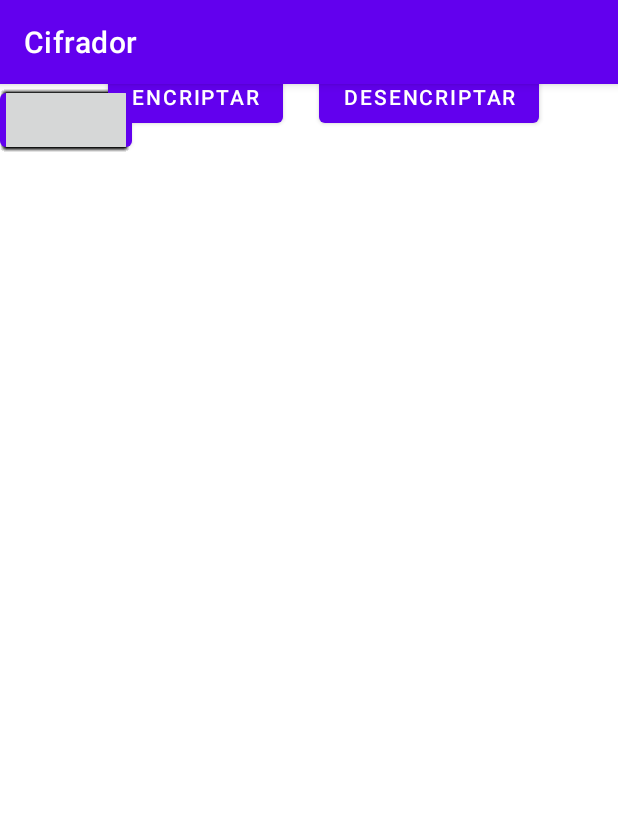
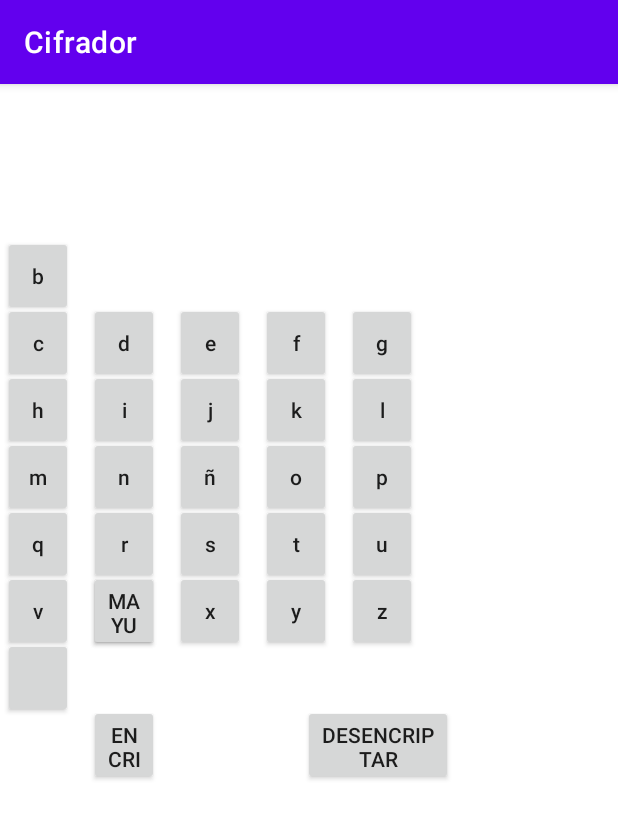
Before and after one commit to cadox8/Cifrador, an Android app: the screen it shows after launch (MainActivity), on a phone screen of 412 x 824 dp. Shown: the top 819 px of the screen. Run offline under Robolectric (Android 15) with nearby library versions, the phone set to English and light mode, and no system bars; 1 statement that could not run was skipped.

Commit message:
Added buttons

```diff
--- a/app/src/main/java/es/ivan/cifrador/MainActivity.java
+++ b/app/src/main/java/es/ivan/cifrador/MainActivity.java
@@ -2,13 +2,21 @@ package es.ivan.cifrador;
 
 import androidx.appcompat.app.AppCompatActivity;
 import androidx.constraintlayout.widget.ConstraintLayout;
+import androidx.constraintlayout.widget.ConstraintSet;
 
 import android.os.Bundle;
 import android.view.View;
 import android.widget.Button;
 import android.widget.LinearLayout;
+import android.widget.TextView;
 
-public class MainActivity extends AppCompatActivity {
+import es.ivan.cifrador.utils.Caesar;
+
+public class MainActivity extends AppCompatActivity implements View.OnClickListener, View.OnLongClickListener {
+
+    private final String letters = "abcdefghijklmnñopqrstuvwxyz";
+    private boolean mayus = false;
+    private boolean longClick = false;
 
     @Override
     protected void onCreate(Bundle savedInstanceState) {
@@ -19,26 +27,136 @@ public class MainActivity extends AppCompatActivity {
     }
 
     private void createLayout() {
-        final String letters = "abcdefghijklmnñopqrstuvwxyz";
         final int xPos = 1;
         final int yPos = 150;
 
+        int columns = 0;
         int rows = 0;
 
-        final ConstraintLayout layout = (ConstraintLayout) findViewById(R.id.root);
+        final ConstraintLayout layout = findViewById(R.id.root);
+        final ConstraintSet set = new ConstraintSet();
+        set.clone(layout);
 
-        for (int i = 0; i <= 27; i++) {
+        // A-Z
+        for (int i = 0; i < 27; i++) {
             final Button button = new Button(this);
-            button.setText(letters.split("")[i]);
-            //button.setPadding(xPos, yPos + (rows * 50 + 2), 0, 0);
-            button.layout(xPos, yPos + (rows * 50 + 2), 0, 0);
-            button.setVisibility(View.VISIBLE);
-            button.setEnabled(true);
-            button.setId(i);
+            button.setText(letters.split("")[i + 1]);
+            button.setId(i + 1);
+            button.setAllCaps(false);
+
+            button.setOnClickListener(this);
 
             layout.addView(button);
 
-            if (i % 8 == 0) rows++;
+            set.setTranslationX(button.getId(), xPos + (columns * 86 + 2));
+            set.setTranslationY(button.getId(), yPos + (rows * 67 + 2));
+            set.constrainHeight(button.getId(), 80);
+            set.constrainWidth(button.getId(), 70);
+            set.applyTo(layout);
+
+            columns++;
+            if (i % 5 == 0) {
+                rows++;
+                columns = 0;
+            }
+        }
+
+        // Mayus
+        final Button mayus = new Button(this);
+        mayus.setText("Mayus");
+        mayus.setId(Integer.valueOf(30));
+
+        mayus.setOnClickListener(this);
+        mayus.setOnLongClickListener(this);
+
+        layout.addView(mayus);
+
+        set.setTranslationX(mayus.getId(), xPos + (86 + 2));
+        set.setTranslationY(mayus.getId(), yPos + (5 * 67 + 2));
+        set.constrainHeight(mayus.getId(), 80);
+        set.constrainWidth(mayus.getId(), 70);
+        set.applyTo(layout);
+
+        // Encrypt
+        final Button encrypt = new Button(this);
+        encrypt.setText("Encriptar");
+        encrypt.setId(Integer.valueOf(31));
+
+        encrypt.setOnClickListener(this);
+        encrypt.setOnLongClickListener(this);
+
+        layout.addView(encrypt);
+
+        set.setTranslationX(encrypt.getId(), xPos + (86 + 2));
+        set.setTranslationY(encrypt.getId(), yPos + (7 * 67 + 2));
+        set.constrainHeight(encrypt.getId(), 80);
+        set.constrainWidth(encrypt.getId(), 70);
+        set.applyTo(layout);
+
+        // Decrypt
+        final Button decrypt = new Button(this);
+        decrypt.setText("Desencriptar");
+        decrypt.setId(Integer.valueOf(32));
+
+        decrypt.setOnClickListener(this);
+        decrypt.setOnLongClickListener(this);
+
+        layout.addView(decrypt);
+
+        set.setTranslationX(decrypt.getId(), xPos + (2 * 150 + 2));
+        set.setTranslationY(decrypt.getId(), yPos + (7 * 67 + 2));
+        set.constrainHeight(decrypt.getId(), 80);
+        set.constrainWidth(decrypt.getId(), 150);
+        set.applyTo(layout);
+    }
+
+    @Override
+    public void onClick(View v) {
+        final Caesar caesar = new Caesar();
+        switch (v.getId()) {
+            case 30:
+                if (this.longClick) this.updateLetterButton();
+                this.mayus = !this.mayus;
+                this.updateLetterButton();
+                break;
+            case 31:
+                final TextView noCifrado = findViewById(R.id.noCifrado);
+                final TextView cifrado = findViewById(R.id.cifrado);
+
+                cifrado.setText(caesar.encrypt((String) noCifrado.getText(), 4));
+                break;
+            case 32:
+                final TextView noCifrado2 = findViewById(R.id.noCifrado);
+                final TextView cifrado2 = findViewById(R.id.cifrado);
+
+                noCifrado2.setText(caesar.decrypt((String) cifrado2.getText(), 4));
+                break;
+            default:
+                final TextView text = findViewById(R.id.noCifrado);
+                String letter = letters.split("")[v.getId()];
+                if (this.mayus) letter = letter.toUpperCase();
+                text.setText(text.getText() + letter);
+
+                if (!this.longClick) {
+                    this.mayus = false;
+                    this.updateLetterButton();
+                }
+                break;
+        }
+    }
+
+    @Override
+    public boolean onLongClick(View v) {
+        this.mayus = true;
+        this.longClick = true;
+        this.updateLetterButton();
+        return true;
+    }
+
+    private void updateLetterButton() {
+        for (int i = 1; i < 27; i++) {
+            final Button button = findViewById(i);
+            button.setAllCaps(this.mayus);
         }
     }
 }
--- a/app/src/main/res/layout/activity_main.xml
+++ b/app/src/main/res/layout/activity_main.xml
@@ -9,42 +9,20 @@
 
     <TextView
         android:id="@+id/noCifrado"
-        android:layout_width="394dp"
-        android:layout_height="19dp"
-        android:layout_marginStart="8dp"
-        android:layout_marginTop="25dp"
-        android:layout_marginEnd="9dp"
-        android:text="TextView"
-        app:layout_constraintEnd_toEndOf="parent"
+        android:layout_width="wrap_content"
+        android:layout_height="wrap_content"
+        android:layout_marginStart="36dp"
+        android:layout_marginTop="27dp"
         app:layout_constraintStart_toStartOf="parent"
         app:layout_constraintTop_toTopOf="parent" />
 
-    <Button
-        android:id="@+id/encrypt"
+    <TextView
+        android:id="@+id/cifrado"
         android:layout_width="wrap_content"
         android:layout_height="wrap_content"
-        android:layout_marginStart="72dp"
-        android:layout_marginBottom="16dp"
-        android:text="Encriptar"
-        app:layout_constraintBottom_toBottomOf="parent"
-        app:layout_constraintStart_toStartOf="parent" />
-
-    <Button
-        android:id="@+id/decrypt"
-        android:layout_width="wrap_content"
-        android:layout_height="wrap_content"
-        android:layout_marginStart="24dp"
-        android:layout_marginBottom="16dp"
-        android:text="Desencriptar"
-        app:layout_constraintBottom_toBottomOf="parent"
-        app:layout_constraintStart_toEndOf="@+id/encrypt" />
-
-    <Button
-        android:id="@+id/mayus"
-        android:layout_width="wrap_content"
-        android:layout_height="wrap_content"
-        android:text="Mayus"
-        tools:layout_editor_absoluteX="308dp"
-        tools:layout_editor_absoluteY="490dp" />
+        android:layout_marginStart="36dp"
+        android:layout_marginTop="60dp"
+        app:layout_constraintStart_toStartOf="parent"
+        app:layout_constraintTop_toTopOf="parent" />
 
 </androidx.constraintlayout.widget.ConstraintLayout>
```
Also changed, not shown: app/src/main/java/es/ivan/cifrador/utils/Caesar.java (+39 -2 lines).
